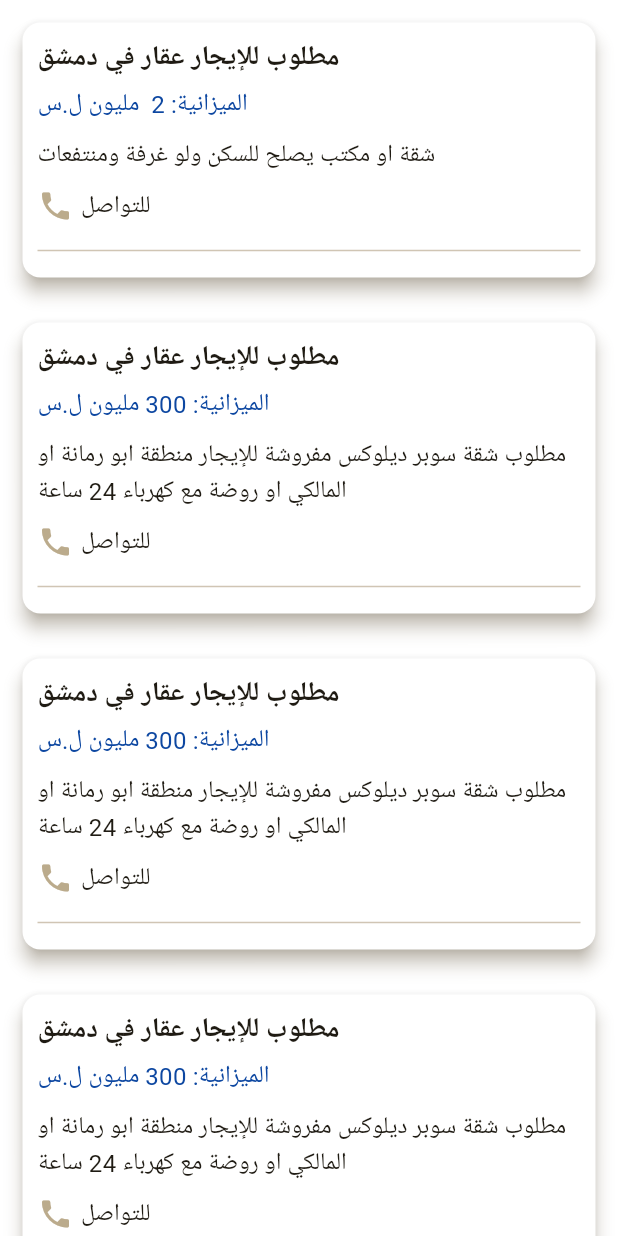
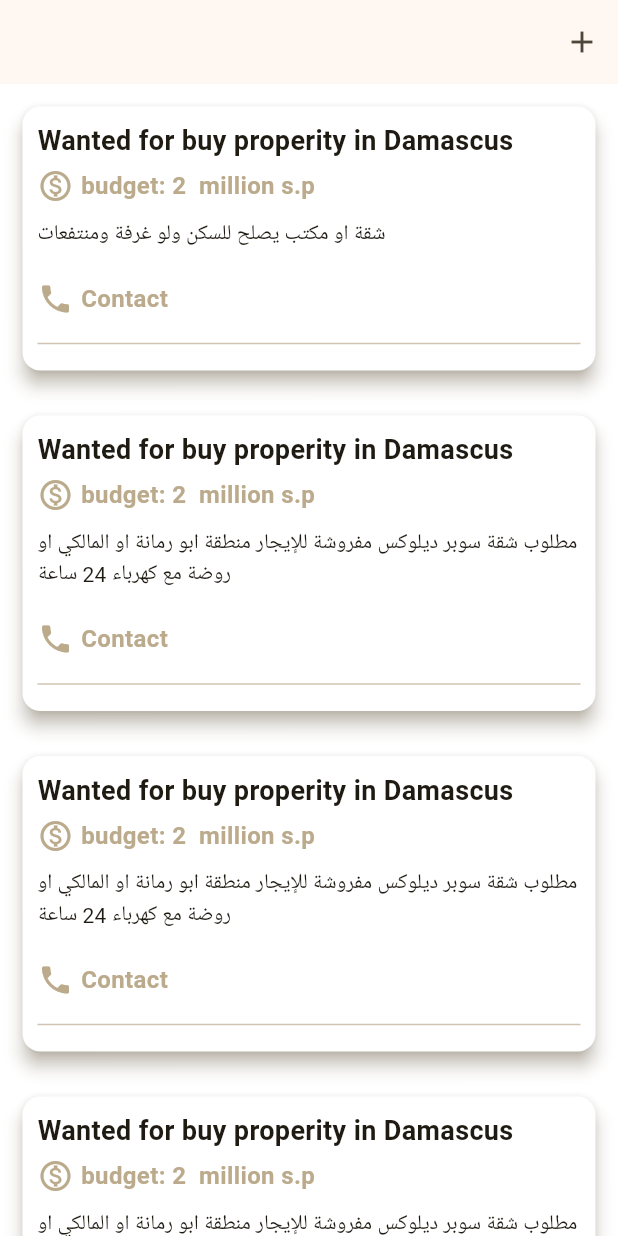
Before and after one commit to habeebandrew/real-estate, a Flutter app: the PostsScreen screen opened directly, on a phone screen of 412 x 824 dp. Run offline on Flutter 3.47's test engine with Material 3 defaults, Android fonts, the phone set to English and light mode, and no system bars; our stand-ins replace bloc, flutter_bloc, flutter_screenutil, shared_preferences, smooth_page_indicator; accounts and stored records are empty; statements that could not run were skipped.

Commit message:
update: Posts_screen addpost addpost2

```diff
--- a/lib/Presentation/Posts Screen/posts_screen.dart
+++ b/lib/Presentation/Posts Screen/AddPost_screens/posts_screen.dart
@@ -2,6 +2,9 @@ import 'package:flutter/material.dart';
 import 'package:flutter_bloc/flutter_bloc.dart';
 import 'package:pro_2/Bloc/Posts%20Cubit/posts_cubit.dart';
 import 'package:pro_2/Presentation/Posts%20Screen/posts%20widgets/post_widgets.dart';
+
+import '../../../Util/app_routes.dart';
+import '../../../Util/global Widgets/animation.dart';
 
 
 class PostsScreen extends StatelessWidget {
@@ -15,58 +18,65 @@ class PostsScreen extends StatelessWidget {
       },
       builder: (context, state) {
         return Scaffold(backgroundColor: Colors.white10,
-
+appBar:AppBar(
+  actions: [
+  IconButton(
+  icon: Icon(Icons.add),
+  onPressed: () {
+    Navigator.of(context).push(MyAnimation.createRoute(AppRoutes.addpost));
+  },
+),],automaticallyImplyLeading: false,) ,
           body: ListView(
             children: [
               PostCard(
-                budget: '2  مليون ل.س',
+                budget: '2  million s.p ',
                 description: 'شقة او مكتب يصلح للسكن ولو غرفة ومنتفعات',
                 timeAgo: 'منذ 14 ساعة',
               ),
               PostCard(
-                budget: '300 مليون ل.س',
+                budget: '2  million s.p ',
                 description: 'مطلوب شقة سوبر ديلوكس مفروشة للإيجار منطقة ابو رمانة او المالكي او روضة مع كهرباء 24 ساعة',
 
                 timeAgo: 'منذ يوم',
               ),
               PostCard(
-                budget: '300 مليون ل.س',
+                budget: '2  million s.p ',
                 description: 'مطلوب شقة سوبر ديلوكس مفروشة للإيجار منطقة ابو رمانة او المالكي او روضة مع كهرباء 24 ساعة',
 
                 timeAgo: 'منذ يوم',
               ),
               PostCard(
-                budget: '300 مليون ل.س',
+                budget: '2  million s.p ',
                 description: 'مطلوب شقة سوبر ديلوكس مفروشة للإيجار منطقة ابو رمانة او المالكي او روضة مع كهرباء 24 ساعة',
 
                 timeAgo: 'منذ يوم',
               ),
               PostCard(
-                budget: '300 مليون ل.س',
+                budget: '2  million s.p ',
                 description: 'مطلوب شقة سوبر ديلوكس مفروشة للإيجار منطقة ابو رمانة او المالكي او روضة مع كهرباء 24 ساعة',
 
                 timeAgo: 'منذ يوم',
               ),
               PostCard(
-                budget: '300 مليون ل.س',
+                budget: '2  million s.p ',
                 description: 'مطلوب شقة سوبر ديلوكس مفروشة للإيجار منطقة ابو رمانة او المالكي او روضة مع كهرباء 24 ساعة',
 
                 timeAgo: 'منذ يوم',
               ),
               PostCard(
-                budget: '300 مليون ل.س',
+                budget: '2  million s.p ',
                 description: 'مطلوب شقة سوبر ديلوكس مفروشة للإيجار منطقة ابو رمانة او المالكي او روضة مع كهرباء 24 ساعة',
 
                 timeAgo: 'منذ يوم',
               ),
               PostCard(
-                budget: '300 مليون ل.س',
+                budget: '2  million s.p ',
                 description: 'مطلوب شقة سوبر ديلوكس مفروشة للإيجار منطقة ابو رمانة او المالكي او روضة مع كهرباء 24 ساعة',
 
                 timeAgo: 'منذ يوم',
               ),
               PostCard(
-                budget: '300 مليون ل.س',
+                budget: '2  million s.p ',
                 description: 'مطلوب شقة سوبر ديلوكس مفروشة للإيجار منطقة ابو رمانة او المالكي او روضة مع كهرباء 24 ساعة',
 
                 timeAgo: 'منذ يوم',
@@ -74,6 +84,7 @@ class PostsScreen extends StatelessWidget {
 
             ],
           ),
+
         );
       },
     );
--- a/lib/Presentation/Posts Screen/posts widgets/post_widgets.dart
+++ b/lib/Presentation/Posts Screen/posts widgets/post_widgets.dart
@@ -53,20 +53,24 @@ class PostCard extends StatelessWidget {
           crossAxisAlignment: CrossAxisAlignment.start,
           children: [
             Text(
-              'مطلوب للإيجار عقار في دمشق',
+              'Wanted for buy properity in Damascus',
               style: TextStyle(fontSize: 18, fontWeight: FontWeight.bold),textDirection: TextDirection.ltr,
             ),
             SizedBox(height: 5.0),
-            Text(
-              'الميزانية: $budget',
-              style: TextStyle(fontSize: 16, color: Colors.blue[900]),textDirection: TextDirection.ltr,
+            Row(
+              children: [Icon(Icons.monetization_on_outlined,color: Constants.mainColor,),SizedBox(width: 5,),
+                Text(
+                  'budget: $budget',
+                  style: TextStyle(fontSize: 16, color: Constants.mainColor,fontWeight: FontWeight.bold),textDirection: TextDirection.ltr,
+                ),
+              ],
             ),
             SizedBox(height: 10.0),
             Text(
               description,
-              style: TextStyle(fontSize: 16),
+              style: TextStyle(fontSize: 14),
             ),
-            SizedBox(height: 10.0),
+            SizedBox(height: 20),
             GestureDetector(
               onTap: () async {
                 final url = 'tel:$phoneNumber';
@@ -82,7 +86,7 @@ class PostCard extends StatelessWidget {
 
 
                   SizedBox(width: 5.0),
-                  Text('للتواصل', style: TextStyle(fontSize: 16),textDirection: TextDirection.ltr,),
+                  Text('Contact', style: TextStyle(fontSize: 16,color: Constants.mainColor,fontWeight: FontWeight.bold),textDirection: TextDirection.ltr,),
                 ],
               ),
             ),
--- a/lib/Util/app_routes.dart
+++ b/lib/Util/app_routes.dart
@@ -7,10 +7,13 @@ import 'package:pro_2/Presentation/Home%20Screen/home_screen.dart';
 import 'package:pro_2/Presentation/LogIn%20Screen/LogIn_screen.dart';
 import 'package:pro_2/Presentation/Main%20Screen/main_screen.dart';
 import 'package:pro_2/Presentation/Onboarding_screens/onboarding1.dart';
-import 'package:pro_2/Presentation/Posts%20Screen/posts_screen.dart';
+
+import 'package:pro_2/Presentation/Posts%20Screen/AddPost_screens/posts_screen.dart';
 import 'package:pro_2/Presentation/Properties%20Screen/properties_screen.dart';
 import 'package:pro_2/Presentation/SignUp%20Screen/Signup_screen.dart';
 import '../Presentation/Drawer Screen/ContactWithUs/ContactUsPage.dart';
+import '../Presentation/Posts Screen/AddPost_screens/AddPost.dart';
+import '../Presentation/Posts Screen/AddPost_screens/AddPost2.dart';
 import '../Presentation/SplashScreen/splash_screen.dart';
 
 
@@ -29,6 +32,8 @@ class NamedRoutes
   static const mainScreen='mainScreen';
   static const drawerScreen='drawerScreen';
   static const Contactwithus='ContactUsPage';
+  static const addpost='AddPost';
+  static const addpost2='AddPost2';
 
 // static const test1_json='doneTaskScreen';
 
@@ -50,6 +55,8 @@ class AppRoutes
   static const mainScreen=MainScreen();
   static const drawerScreen=DrawerScreen();
    static ContactUsPage contactwithus=ContactUsPage();
+  static const addpost=AddPost();
+  static const addpost2=AddPost2();
 
   // static const  test1_json=theList();
 
@@ -68,6 +75,8 @@ class AppRoutes
     NamedRoutes.mainScreen:(context)=>AppRoutes.mainScreen,
     NamedRoutes.drawerScreen:(context)=>AppRoutes.drawerScreen,
     NamedRoutes.Contactwithus:(context)=>AppRoutes.contactwithus,
+    NamedRoutes.addpost:(context)=>AppRoutes.addpost,
+    NamedRoutes.addpost2:(context)=>AppRoutes.addpost2,
 
     // NamedRoutes.test1_json:(context)=>AppRoutes.test1_json,
 
--- a/pubspec.yaml
+++ b/pubspec.yaml
@@ -43,7 +43,7 @@ dependencies:
   flutter_bloc: ^8.1.6
   flutter_launcher_icons: ^0.13.1
   flutter_native_splash: ^2.4.0
-  shimmer_animation: ^2.2.1
+  shimmer_animation: ^2.1.0+1
   url_launcher: ^6.3.0
   #share_plus: ^9.0.0
 flutter_native_splash:
```
Also changed, not shown: lib/Presentation/Posts Screen/AddPost_screens/AddPost.dart (added, +338 -0 lines), lib/Presentation/Posts Screen/AddPost_screens/AddPost2.dart (added, +46 -0 lines), pubspec.lock.
